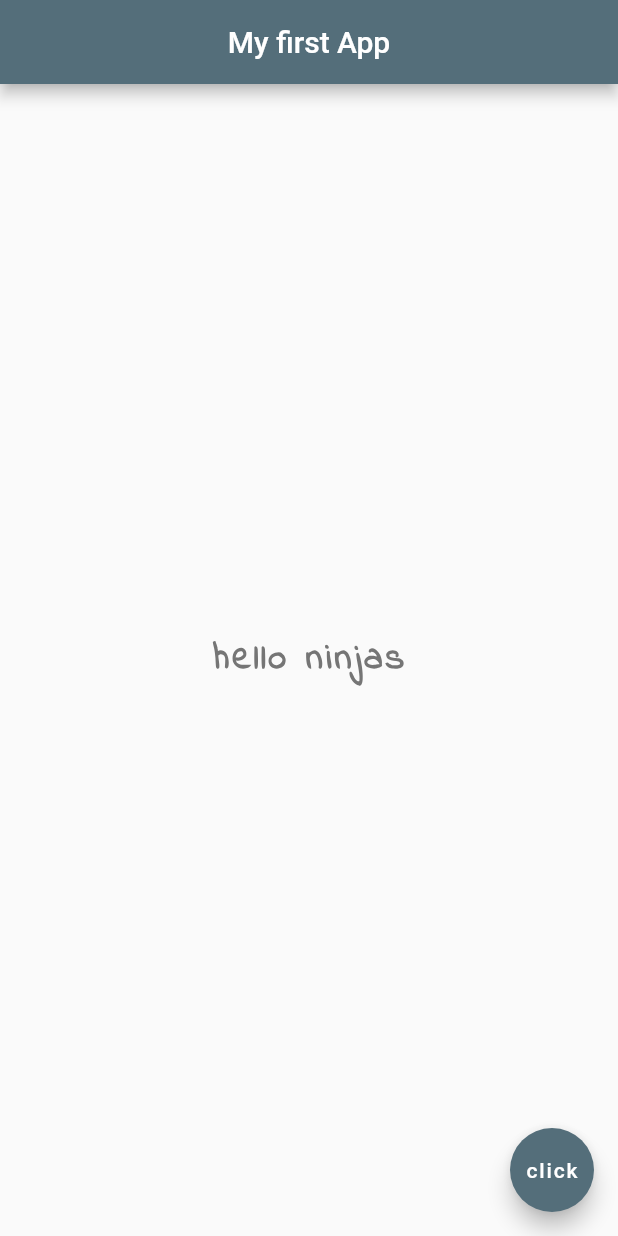
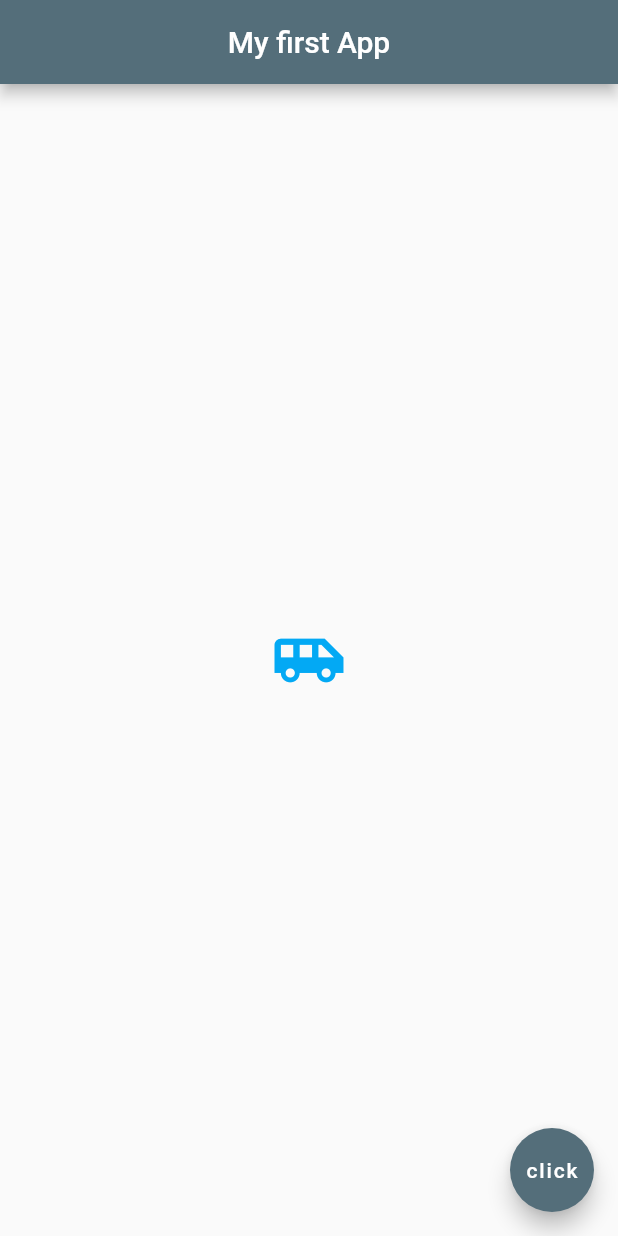
Before and after one commit to Tushxr00/myapp, a Flutter app: the screen it shows after launch, on a phone screen of 412 x 824 dp. Run offline on Flutter 3.47's test engine with Material 2 defaults, Android fonts, the phone set to English and light mode, and no system bars.

Commit message:
FEAT: added an icon - airport shuttle

```diff
--- a/lib/main.dart
+++ b/lib/main.dart
@@ -17,16 +17,13 @@ class Home extends StatelessWidget {
         centerTitle: true,
         backgroundColor: Colors.blueGrey[600],
       ),
-      body: Center(
-        child: Text(
-          'hello ninjas',
-          style: TextStyle(
-              fontSize: 24.0,
-              fontWeight: FontWeight.bold,
-              letterSpacing: 2.0,
-              color: Colors.grey[600],
-              fontFamily: 'IndieFlower'
-          ),),),
+      body: const Center(
+        child: Icon(
+          Icons.airport_shuttle,
+          color: Colors.lightBlue,
+          size: 50,
+        )
+      ),
       floatingActionButton: FloatingActionButton(
         onPressed: (){},
         backgroundColor: Colors.blueGrey[600],
```
